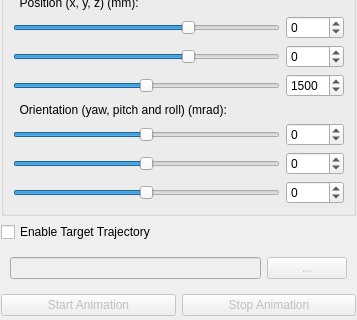
First picture: the form in src/ReaK/gui_qt/ui/chaser_target_interact.ui, repository mikael-s-persson/ReaK, before the edit; both pictures show x 0 to 357 and y 370 to 690 of the 357 by 690 pixel window.
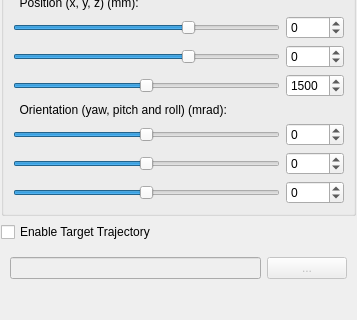
Second picture: the form after the edit.

Commit message: Added the code for animating the KF-predicted target trajectory. Changed from buttons to menus for running the animation of target traj.

What changed in the file:
```diff
--- a/src/ReaK/gui_qt/ui/chaser_target_interact.ui
+++ b/src/ReaK/gui_qt/ui/chaser_target_interact.ui
@@ -258,7 +258,7 @@
      </layout>
     </widget>
    </item>
-   <item row="7" column="0">
+   <item row="6" column="0">
     <spacer name="verticalSpacer">
      <property name="orientation">
       <enum>Qt::Vertical</enum>
@@ -271,38 +271,6 @@
      </property>
     </spacer>
    </item>
-   <item row="6" column="0">
-    <widget class="QWidget" name="anim_traj_widget" native="true">
-     <property name="enabled">
-      <bool>false</bool>
-     </property>
-     <layout class="QGridLayout" name="gridLayout_9">
-      <property name="margin">
-       <number>0</number>
-      </property>
-      <item row="0" column="0">
-       <widget class="QPushButton" name="anim_trajectory_button">
-        <property name="enabled">
-         <bool>false</bool>
-        </property>
-        <property name="text">
-         <string>Start Animation</string>
-        </property>
-       </widget>
-      </item>
-      <item row="0" column="1">
-       <widget class="QPushButton" name="anim_traj_stop_button">
-        <property name="enabled">
-         <bool>false</bool>
-        </property>
-        <property name="text">
-         <string>Stop Animation</string>
-        </property>
-       </widget>
-      </item>
-     </layout>
-    </widget>
-   </item>
    <item row="4" column="0">
     <widget class="QCheckBox" name="check_trajectory">
      <property name="text">
```
Left out of the diff: 144 changed lines with no effect on the pictures. The commit also changes 5 other files.
